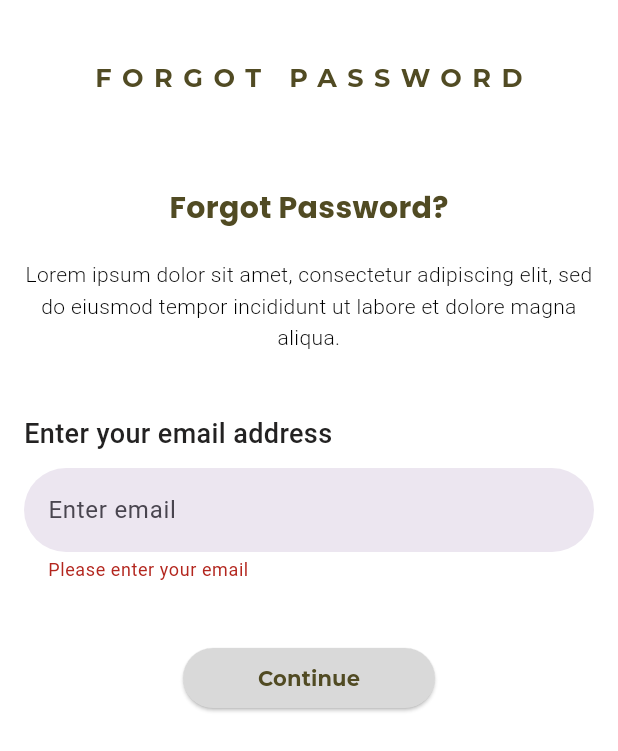
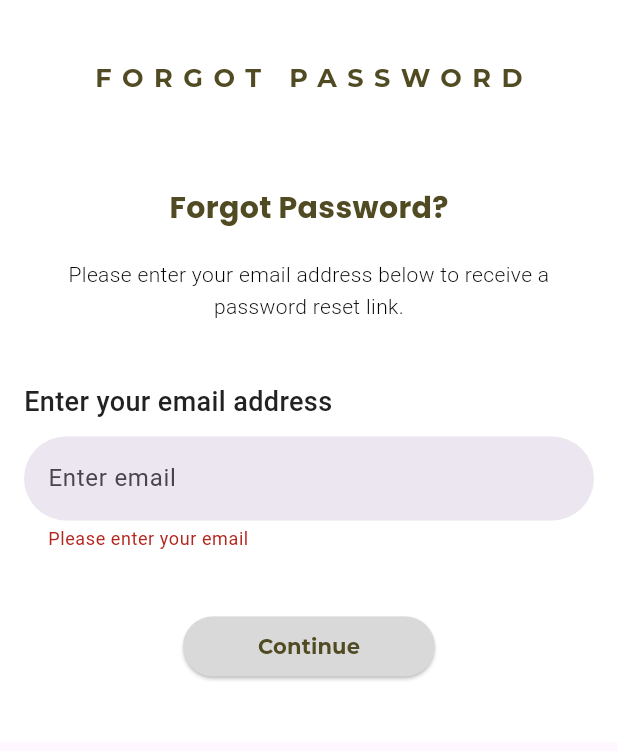
Before and after one commit to archie1345/fitopia, a Flutter app: the ForgotPassword screen opened directly, after a tap on "Continue", on a phone screen of 412 x 824 dp. Shown: the top 751 px of the screen. Run offline on Flutter 3.47's test engine with Material 3 defaults, Android fonts, the phone set to English and light mode, and no system bars; our stand-ins replace cloud_firestore, firebase_auth, firebase_core, fluttertoast, font_awesome_flutter, google_fonts and 2 more; accounts and stored records are empty; Roboto replaces fonts that are missing (League Spartan).

Commit message:
able to send the email

```diff
--- a/lib/page/forgotPass.dart
+++ b/lib/page/forgotPass.dart
@@ -1,18 +1,37 @@
 import 'package:flutter/material.dart';
+import 'package:firebase_auth/firebase_auth.dart';
 
 class ForgotPassword extends StatelessWidget {
+  const ForgotPassword({super.key});
+
   @override
   Widget build(BuildContext context) {
     final TextEditingController emailController = TextEditingController();
     final GlobalKey<FormState> formKey = GlobalKey<FormState>();
 
-    void handleSubmit() {
+    // Firebase Auth instance
+    final FirebaseAuth _auth = FirebaseAuth.instance;
+
+    void handleSubmit() async {
       if (formKey.currentState!.validate()) {
-        // Handle email submission
-        print('Email: ${emailController.text}');
-        ScaffoldMessenger.of(context).showSnackBar(
-          SnackBar(content: Text('Email sent to ${emailController.text}')),
-        );
+        try {
+          await _auth.sendPasswordResetEmail(email: emailController.text.trim());
+          ScaffoldMessenger.of(context).showSnackBar(
+            SnackBar(content: Text('Password reset email sent to ${emailController.text}')),
+          );
+        } catch (e) {
+          String message = 'An error occurred';
+          if (e is FirebaseAuthException) {
+            if (e.code == 'user-not-found') {
+              message = 'No user found for this email.';
+            } else if (e.code == 'invalid-email') {
+              message = 'Invalid email address.';
+            }
+          }
+          ScaffoldMessenger.of(context).showSnackBar(
+            SnackBar(content: Text(message)),
+          );
+        }
       }
     }
 
@@ -53,7 +72,7 @@ class ForgotPassword extends StatelessWidget {
                 ),
                 SizedBox(height: 20),
                 Text(
-                  'Lorem ipsum dolor sit amet, consectetur adipiscing elit, sed do eiusmod tempor incididunt ut labore et dolore magna aliqua.',
+                  'Please enter your email address below to receive a password reset link.',
                   textAlign: TextAlign.center,
                   style: TextStyle(
                     color: Colors.black,
```
